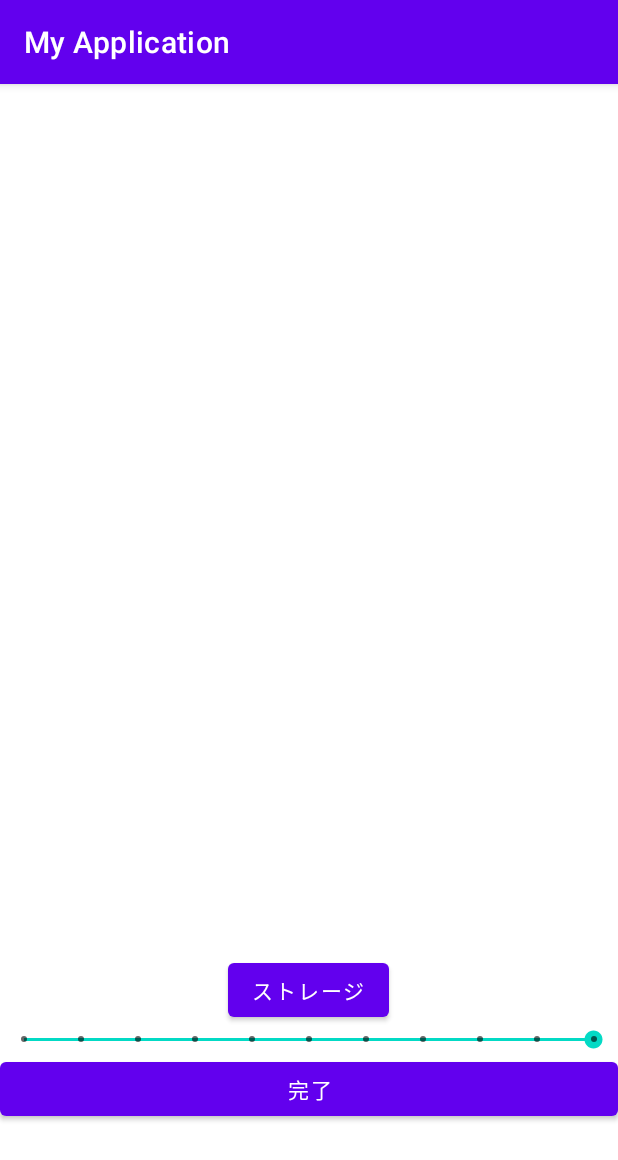
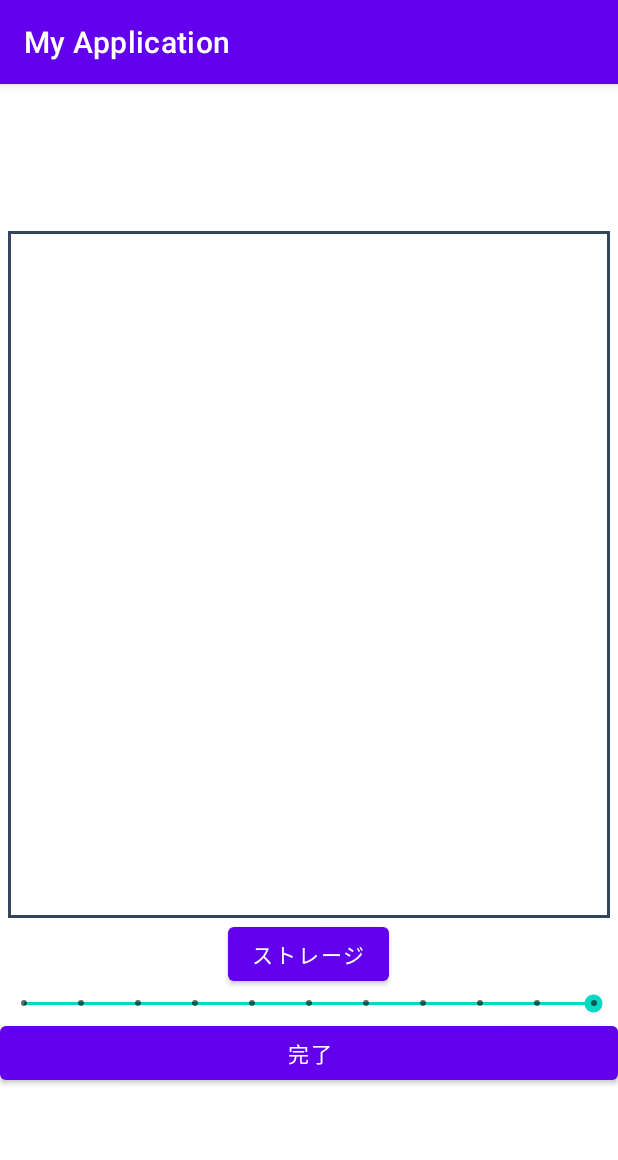
Before and after one commit to sotukenn4/sotu, an Android app: the SampleActivity screen opened directly, with no data from a screen before it, on a phone screen of 412 x 824 dp. Shown: the top 1160 px of the screen. Run offline under Robolectric (Android 15) with nearby library versions, the phone set to English and light mode, and no system bars; pictures from the network do not load.

Commit message:
10/06更新完了

```diff
--- /dev/null
+++ b/app/src/main/res/animator/color_selector.xml
@@ -0,0 +1,6 @@
+<?xml version="1.0" encoding="utf-8"?>
+<selector xmlns:android="http://schemas.android.com/apk/res/android">
+    <item android:color="#0000ff" android:state_enabled="false"/>
+    <item android:color="#ff0000" android:state_pressed="true"/>
+    <item android:color="#000000"/>
+</selector>
--- /dev/null
+++ b/app/src/main/res/drawable/frame_style.xml
@@ -0,0 +1,9 @@
+<?xml version="1.0" encoding="utf-8"?>
+<shape xmlns:android="http://schemas.android.com/apk/res/android"
+    android:shape="rectangle">
+
+    <stroke
+        android:width="2dp"
+        android:color="#34465d" />
+
+</shape>
--- a/app/src/main/res/layout/activity_sample.xml
+++ b/app/src/main/res/layout/activity_sample.xml
@@ -11,7 +11,8 @@
     <ImageView
         android:id="@+id/storage_iv"
         android:layout_width="401dp"
-        android:layout_height="506dp" />
+        android:layout_height="458dp"
+        android:background="@drawable/frame_style" />
 
     <Button
         android:id="@+id/storage_btn"
```
Also changed, not shown: app/src/main/res/layout/fragment_schedule_edit.xml (+27 -23 lines), app/src/main/res/drawable-v24/time.png (added).
